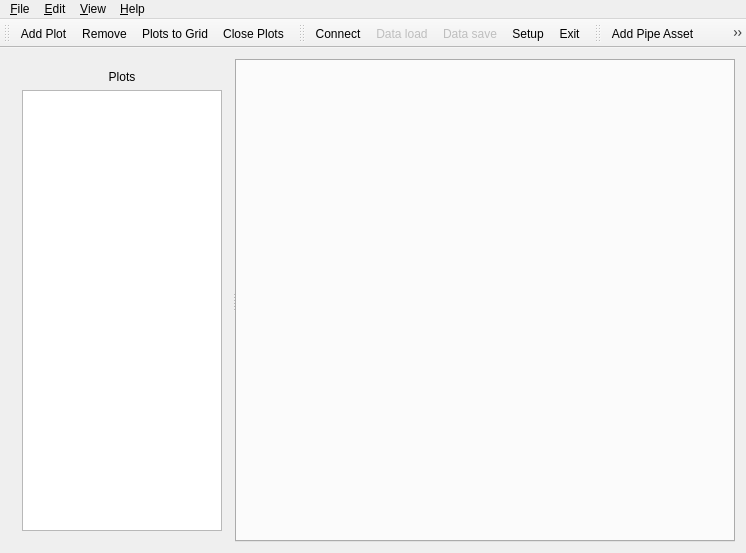
Qt form src/mainwindow.ui (Fairon13/plotter) before a commit.
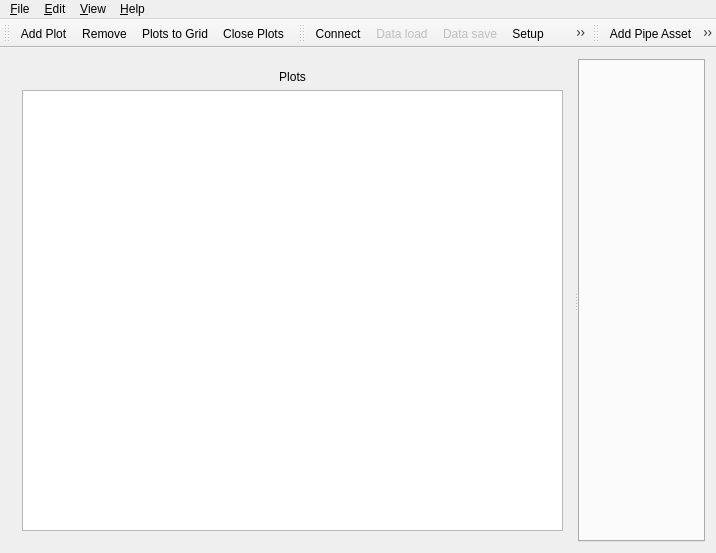
The same form after that commit. Icons and pictures are not drawn. Custom widgets are drawn as their Qt base class.

Patch:
```diff
--- a/src/mainwindow.ui
+++ b/src/mainwindow.ui
@@ -18,15 +18,12 @@
     <normaloff>:/chart_curve</normaloff>:/chart_curve</iconset>
   </property>
   <widget class="QWidget" name="centralWidget">
-   <layout class="QHBoxLayout" name="horizontalLayout">
+   <layout class="QVBoxLayout" name="verticalLayout_2">
     <item>
      <widget class="QSplitter" name="splitter">
       <property name="orientation">
        <enum>Qt::Horizontal</enum>
       </property>
-      <property name="handleWidth">
-       <number>2</number>
-      </property>
       <widget class="QWidget" name="layoutWidget">
        <layout class="QVBoxLayout" name="verticalLayout">
         <item>
@@ -41,12 +38,6 @@
         </item>
         <item>
          <widget class="PlotManagerClass" name="plotsManager">
-          <property name="minimumSize">
-           <size>
-            <width>200</width>
-            <height>400</height>
-           </size>
-          </property>
           <property name="acceptDrops">
            <bool>true</bool>
           </property>
@@ -69,21 +60,12 @@
        </layout>
       </widget>
       <widget class="QTabWidget" name="tabWidget">
-       <property name="minimumSize">
-        <size>
-         <width>500</width>
-         <height>0</height>
-        </size>
-       </property>
        <property name="currentIndex">
         <number>-1</number>
        </property>
        <property name="tabsClosable">
         <bool>true</bool>
        </property>
-       <property name="movable">
-        <bool>true</bool>
-       </property>
       </widget>
      </widget>
     </item>
@@ -95,7 +77,7 @@
      <x>0</x>
      <y>0</y>
      <width>716</width>
-     <height>30</height>
+     <height>28</height>
     </rect>
    </property>
    <widget class="QMenu" name="menuFile">
```
Left out of the diff: 32 changed lines with no effect on the pictures.
